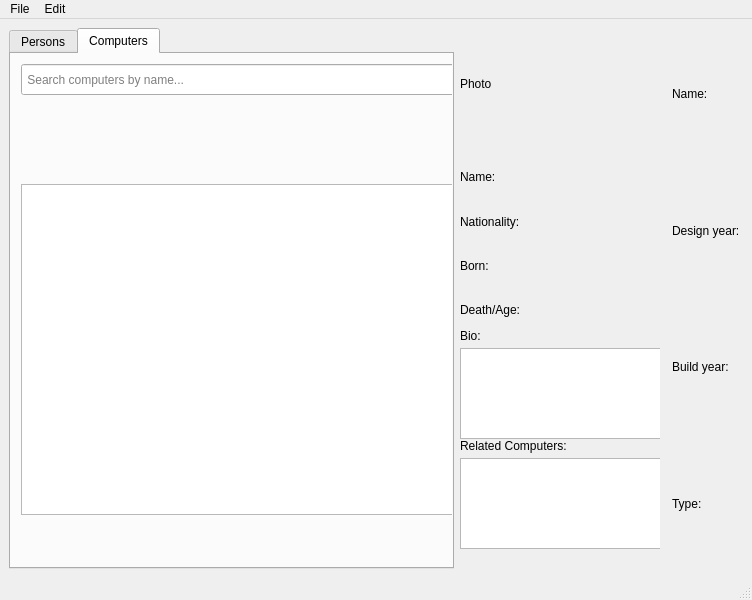
annakrih/T113VLN1-3, file mainwindow.ui: the form before one commit.
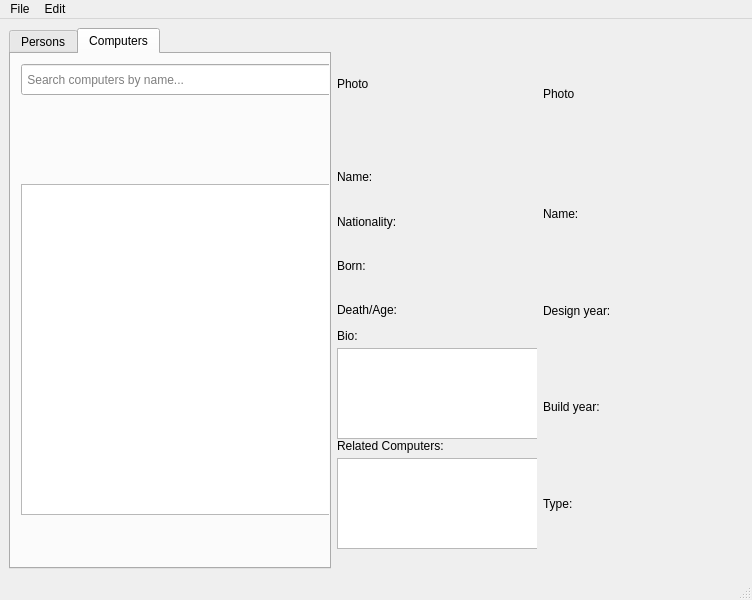
The form after the commit.

Commit message: Lagaði computerinfo!!

What changed in the file:
```diff
--- a/mainwindow.ui
+++ b/mainwindow.ui
@@ -407,39 +407,67 @@
       <item>
        <layout class="QHBoxLayout" name="HorizontalCi">
         <item>
-         <widget class="QWidget" name="computerinfo" native="true"/>
-        </item>
-        <item>
-         <layout class="QVBoxLayout" name="verticalLayout_5">
-          <item>
-           <widget class="QLabel" name="label_name_ci">
+         <widget class="QWidget" name="computerInfo" native="true">
+          <property name="minimumSize">
+           <size>
+            <width>200</width>
+            <height>0</height>
+           </size>
+          </property>
+          <widget class="QWidget" name="gridLayoutWidget_2">
+           <property name="geometry">
+            <rect>
+             <x>0</x>
+             <y>140</y>
+             <width>201</width>
+             <height>381</height>
+            </rect>
+           </property>
+           <layout class="QGridLayout" name="gridLayout">
+            <item row="3" column="0">
+             <widget class="QLabel" name="label_type_ci">
             <property name="text">
-             <string>Name: </string>
+               <string>Type: </string>
             </property>
            </widget>
           </item>
-          <item>
+            <item row="1" column="0">
            <widget class="QLabel" name="label_dy_ci">
             <property name="text">
              <string>Design year: </string>
             </property>
            </widget>
           </item>
-          <item>
+            <item row="2" column="0">
            <widget class="QLabel" name="label_by_ci">
             <property name="text">
              <string>Build year: </string>
             </property>
            </widget>
           </item>
-          <item>
-           <widget class="QLabel" name="label_type_ci">
+            <item row="0" column="0">
+             <widget class="QLabel" name="label_name_ci">
             <property name="text">
-             <string>Type: </string>
+               <string>Name: </string>
             </property>
            </widget>
           </item>
          </layout>
+          </widget>
+          <widget class="QLabel" name="label_pic_ci">
+           <property name="geometry">
+            <rect>
+             <x>0</x>
+             <y>0</y>
+             <width>151</width>
+             <height>131</height>
+            </rect>
+           </property>
+           <property name="text">
+            <string>Photo</string>
+           </property>
+          </widget>
+         </widget>
         </item>
        </layout>
       </item>
```
Left out of the diff: 5 changed lines with no effect on the pictures. Lines whose indentation alone changed are shown as unchanged. The commit also changes 1 other file.
